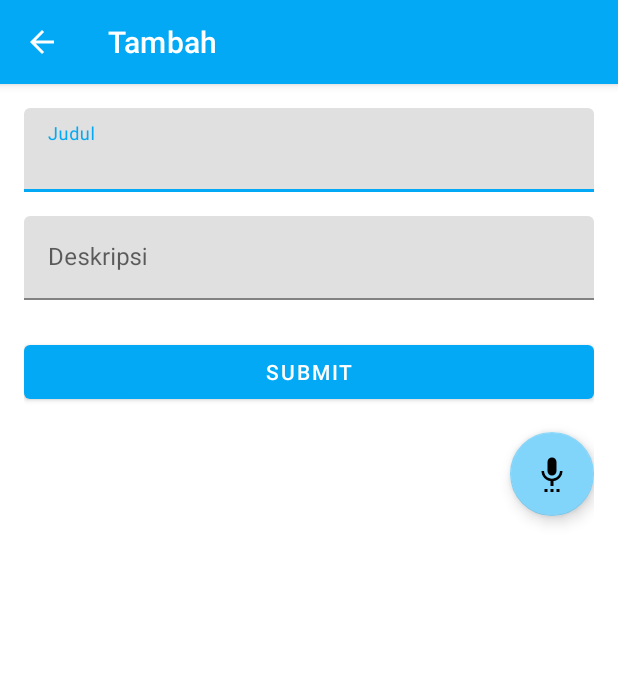
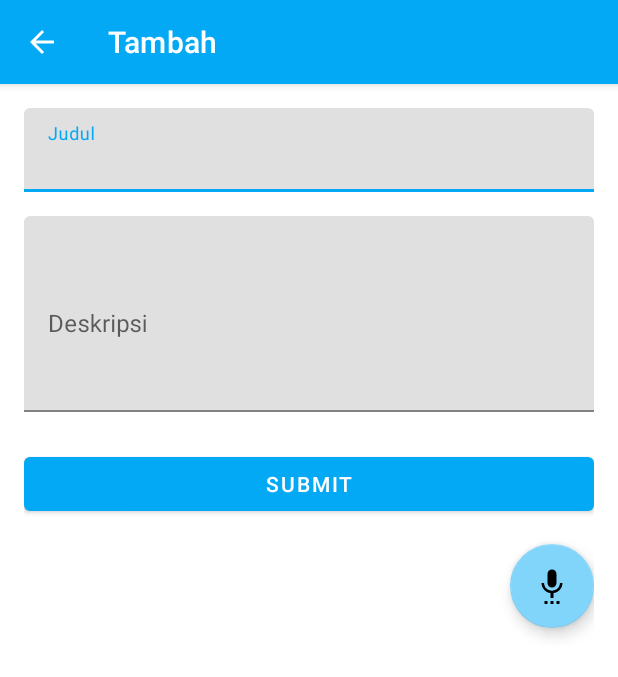
Before and after one commit to NoisyBoy29/NotesApp, an Android app: the CRUDNoteActivity screen opened directly, with no data from a screen before it, on a phone screen of 412 x 824 dp. Shown: the top 677 px of the screen. Run offline under Robolectric (Android 15) with nearby library versions, the light colour scheme and no system bars.

Commit message:
beautifier activity_crudnote.xml memperbesar Deskripsi

```diff
--- a/app/src/main/res/layout/activity_crudnote.xml
+++ b/app/src/main/res/layout/activity_crudnote.xml
@@ -30,8 +30,7 @@
             android:layout_width="match_parent"
             android:layout_height="wrap_content"
             android:hint="@string/description"
-            android:inputType="textCapSentences"
-            android:maxLines="1"
+            android:lines="5"
             android:autofillHints="Kegiatan apa?" />
     </com.google.android.material.textfield.TextInputLayout>
 
```
